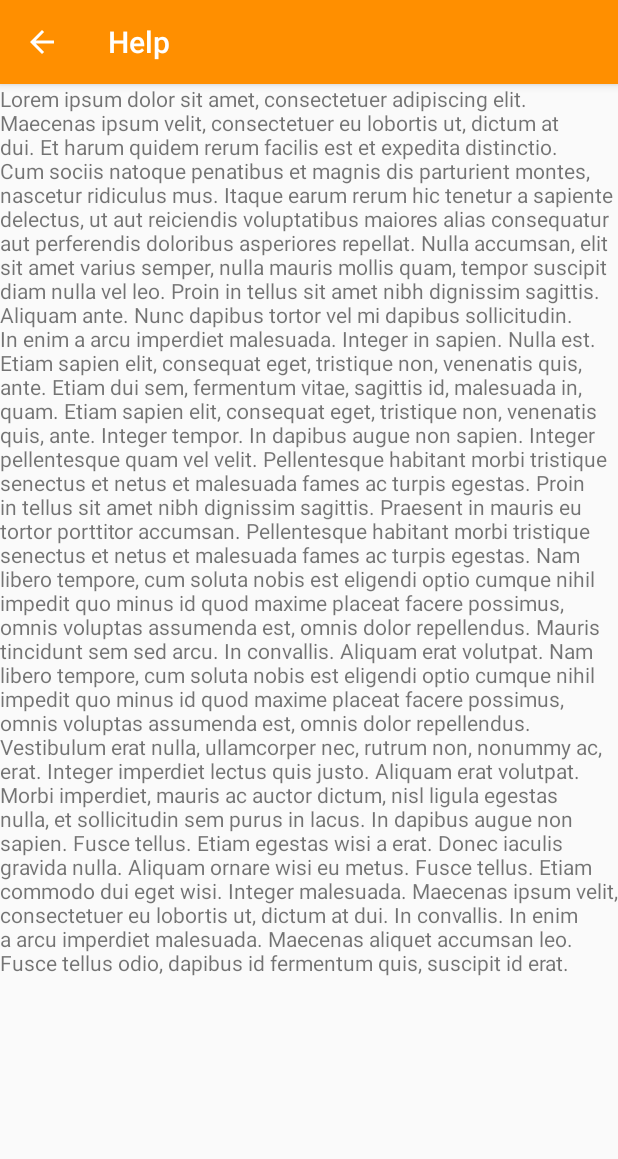
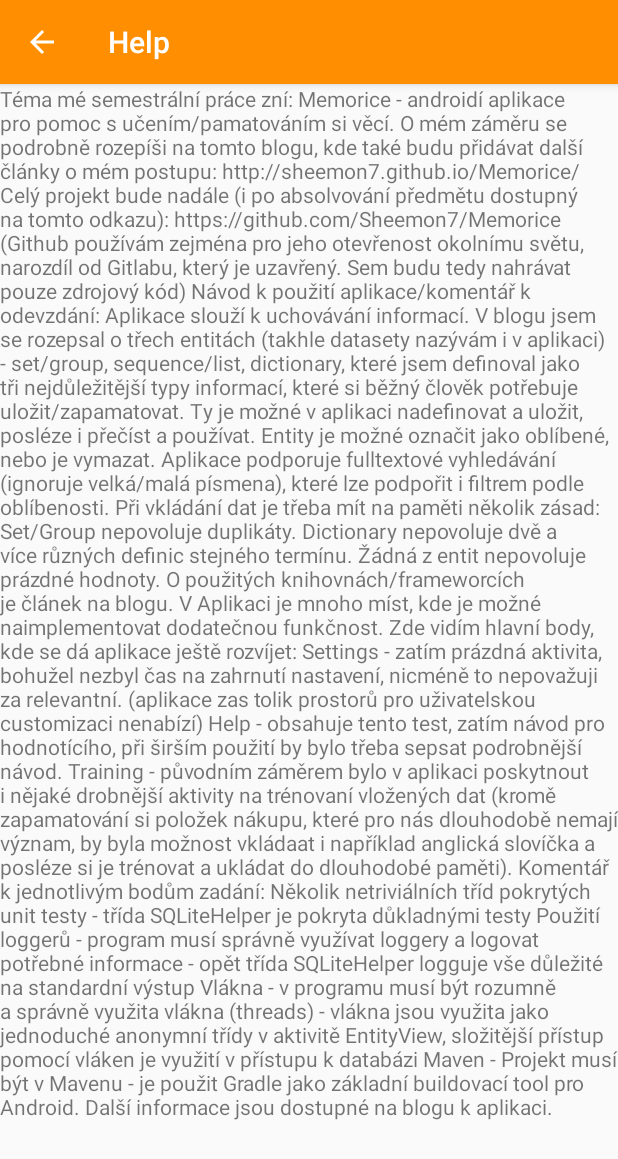
Before and after one commit to Sheemon7/Memorice, an Android app: the HelpActivity screen opened directly, with no data from a screen before it, on a phone screen of 412 x 824 dp. Shown: the top 1159 px of the screen. Run offline under Robolectric (Android 15) with nearby library versions, the phone set to English and light mode, and no system bars.

```diff
--- a/AndroidApplication/Memorice/src/main/java/cz/cvut/fel/memorice/view/activities/InputActivity.java
+++ b/AndroidApplication/Memorice/src/main/java/cz/cvut/fel/memorice/view/activities/InputActivity.java
@@ -51,6 +51,11 @@ public abstract class InputActivity extends AppCompatActivity {
 
     protected void showValueDuplicateDialog(AlertDialog.Builder alertDialogBuilder) {
         alertDialogBuilder.setTitle(getString(R.string.duplicate_quote));
+        showDialog(alertDialogBuilder);
+    }
+
+    protected void showValueEmptyDialog(AlertDialog.Builder alertDialogBuilder) {
+        alertDialogBuilder.setTitle(getString(R.string.empty_value));
         showDialog(alertDialogBuilder);
     }
 
--- a/AndroidApplication/Memorice/src/main/java/cz/cvut/fel/memorice/view/fragments/EntryInputListAdapter.java
+++ b/AndroidApplication/Memorice/src/main/java/cz/cvut/fel/memorice/view/fragments/EntryInputListAdapter.java
@@ -8,6 +8,7 @@ import java.util.ArrayList;
 import java.util.List;
 
 import cz.cvut.fel.memorice.model.entities.entries.Entry;
+import cz.cvut.fel.memorice.model.util.EmptyTermException;
 import cz.cvut.fel.memorice.model.util.TermAlreadyUsedException;
 
 /**
@@ -56,7 +57,7 @@ public abstract class EntryInputListAdapter<T extends RecyclerView.ViewHolder> e
 
     public abstract T onCreateViewHolder(ViewGroup parent, int viewType);
     public abstract void onBindViewHolder(final T holder, final int position);
-    public abstract ArrayList<? extends Entry> getInput() throws TermAlreadyUsedException;
+    public abstract ArrayList<? extends Entry> getInput() throws TermAlreadyUsedException, EmptyTermException;
     public abstract void emphasizeErrors();
 
     protected static class ItemList {
--- a/AndroidApplication/Memorice/src/main/res/values/strings.xml
+++ b/AndroidApplication/Memorice/src/main/res/values/strings.xml
@@ -19,27 +19,48 @@
     <string name="title_activity_detail" />
 
     <string name="welcome_entry">WELCOME</string>
-    <string name="help_text">Lorem ipsum dolor sit amet, consectetuer adipiscing elit.
-        Maecenas ipsum velit, consectetuer eu lobortis ut, dictum at dui.
-        Et harum quidem rerum facilis est et expedita distinctio. Cum sociis natoque penatibus et magnis dis parturient montes, nascetur ridiculus mus.
-        Itaque earum rerum hic tenetur a sapiente delectus, ut aut reiciendis voluptatibus maiores alias consequatur aut perferendis doloribus asperiores repellat.
-        Nulla accumsan, elit sit amet varius semper, nulla mauris mollis quam, tempor suscipit diam nulla vel leo.
-        Proin in tellus sit amet nibh dignissim sagittis. Aliquam ante. Nunc dapibus tortor vel mi dapibus sollicitudin.
-        In enim a arcu imperdiet malesuada.
+    <string name="help_text">Téma mé semestrální práce zní:
 
-        Integer in sapien. Nulla est. Etiam sapien elit, consequat eget, tristique non, venenatis quis, ante.
-        Etiam dui sem, fermentum vitae, sagittis id, malesuada in, quam. Etiam sapien elit, consequat eget, tristique non, venenatis quis, ante. Integer tempor.
-        In dapibus augue non sapien. Integer pellentesque quam vel velit. Pellentesque habitant morbi tristique senectus et netus et malesuada fames ac turpis egestas.
-        Proin in tellus sit amet nibh dignissim sagittis. Praesent in mauris eu tortor porttitor accumsan.
-        Pellentesque habitant morbi tristique senectus et netus et malesuada fames ac turpis egestas.
-        Nam libero tempore, cum soluta nobis est eligendi optio cumque nihil impedit quo minus id quod maxime placeat facere possimus, omnis voluptas assumenda est, omnis dolor repellendus.
-        Mauris tincidunt sem sed arcu. In convallis. Aliquam erat volutpat. Nam libero tempore, cum soluta nobis est eligendi optio cumque nihil impedit quo minus id quod maxime placeat facere possimus, omnis voluptas assumenda est, omnis dolor repellendus.
-        Vestibulum erat nulla, ullamcorper nec, rutrum non, nonummy ac, erat. Integer imperdiet lectus quis justo. Aliquam erat volutpat.
+Memorice - androidí aplikace pro pomoc s učením/pamatováním si věcí.
 
-        Morbi imperdiet, mauris ac auctor dictum, nisl ligula egestas nulla, et sollicitudin sem purus in lacus. In dapibus augue non sapien.
-        Fusce tellus. Etiam egestas wisi a erat. Donec iaculis gravida nulla. Aliquam ornare wisi eu metus. Fusce tellus. Etiam commodo dui eget wisi.
-        Integer malesuada. Maecenas ipsum velit, consectetuer eu lobortis ut, dictum at dui. In convallis. In enim a arcu imperdiet malesuada.
-        Maecenas aliquet accumsan leo. Fusce tellus odio, dapibus id fermentum quis, suscipit id erat.</string>
+O mém záměru se podrobně rozepíši na tomto blogu, kde také budu přidávat další články o mém postupu:
+
+http://sheemon7.github.io/Memorice/
+
+Celý projekt bude nadále (i po absolvování předmětu dostupný na tomto odkazu):
+
+https://github.com/Sheemon7/Memorice
+
+(Github používám zejména pro jeho otevřenost okolnímu světu, narozdíl od Gitlabu, který je uzavřený. Sem budu tedy nahrávat pouze zdrojový kód)
+
+Návod k použití aplikace/komentář k odevzdání:
+
+Aplikace slouží k uchovávání informací. V blogu jsem se rozepsal o třech "entitách" (takhle datasety nazývám i v aplikaci) - set/group, sequence/list, dictionary, které jsem definoval jako tři nejdůležitější typy informací, které si běžný člověk potřebuje uložit/zapamatovat. Ty je možné v aplikaci nadefinovat a uložit, posléze i přečíst a používat. Entity je možné označit jako oblíbené, nebo je vymazat. Aplikace podporuje fulltextové vyhledávání (ignoruje velká/malá písmena), které lze podpořit i filtrem podle oblíbenosti.
+
+Při vkládání dat je třeba mít na paměti několik zásad:
+
+Set/Group nepovoluje duplikáty.
+Dictionary nepovoluje dvě a více různých definic stejného termínu.
+Žádná z entit nepovoluje prázdné hodnoty.
+O použitých knihovnách/frameworcích je článek na blogu.
+
+V Aplikaci je mnoho míst, kde je možné naimplementovat dodatečnou funkčnost. Zde vidím hlavní body, kde se dá aplikace ještě rozvíjet:
+
+Settings - zatím prázdná aktivita, bohužel nezbyl čas na zahrnutí nastavení, nicméně to nepovažuji za relevantní. (aplikace zas tolik prostorů pro uživatelskou "customizaci" nenabízí)
+
+Help - obsahuje tento test, zatím návod pro hodnotícího, při širším použití by bylo třeba sepsat podrobnější návod.
+
+Training - původním záměrem bylo v aplikaci poskytnout i nějaké drobnější aktivity na "trénovaní" vložených dat (kromě zapamatování si položek nákupu, které pro nás dlouhodobě nemají význam, by byla možnost vkládaat i například anglická slovíčka a posléze si je trénovat a ukládat do dlouhodobé paměti).
+
+Komentář k jednotlivým bodům zadání:
+
+Několik netriviálních tříd pokrytých unit testy - třída SQLiteHelper je pokryta důkladnými testy Použití loggerů - program musí správně využívat loggery a logovat potřebné informace - opět třída SQLiteHelper logguje vše důležité na standardní výstup
+
+Vlákna - v programu musí být rozumně a správně využita vlákna (threads) - vlákna jsou využita jako jednoduché anonymní třídy v aktivitě EntityView, složitější přístup pomocí vláken je využití v přístupu k databázi
+
+Maven - Projekt musí být v Mavenu - je použit Gradle jako základní buildovací tool pro Android.
+
+Další informace jsou dostupné na blogu k aplikaci.</string>
 
 
     <string name="add_entity">Label</string>
@@ -55,5 +76,6 @@
     <string name="value">value</string>
     <string name="remove">remove</string>
     <string name="only_fav">Only Favourites</string>
+    <string name="empty_value">Your set contains empty values!</string>
 
 </resources>
```
Also changed, not shown: AndroidApplication/Memorice/src/main/java/cz/cvut/fel/memorice/gui/IStdIn.java (+10 -1 lines), AndroidApplication/Memorice/src/main/java/cz/cvut/fel/memorice/gui/IStdOut.java (+9 -1 lines), AndroidApplication/Memorice/src/main/java/cz/cvut/fel/memorice/gui/StandardInputReader.java (+11 -2 lines), AndroidApplication/Memorice/src/main/java/cz/cvut/fel/memorice/gui/StandardOutputWriter.java (+11 -1 lines), AndroidApplication/Memorice/src/main/java/cz/cvut/fel/memorice/view/activities/DictionaryInputActivity.java (+5 -2 lines), AndroidApplication/Memorice/src/main/java/cz/cvut/fel/memorice/view/activities/SequenceInputActivity.java (+14 -3 lines), AndroidApplication/Memorice/src/main/java/cz/cvut/fel/memorice/view/activities/SetInputActivity.java (+5 -2 lines), AndroidApplication/Memorice/src/main/java/cz/cvut/fel/memorice/view/fragments/DictionaryInputListAdapter.java (+16 -1 lines), AndroidApplication/Memorice/src/main/java/cz/cvut/fel/memorice/view/fragments/SequenceInputListAdapter.java (+20 -2 lines), AndroidApplication/Memorice/src/main/java/cz/cvut/fel/memorice/view/fragments/SetInputListAdapter.java (+18 -6 lines).
